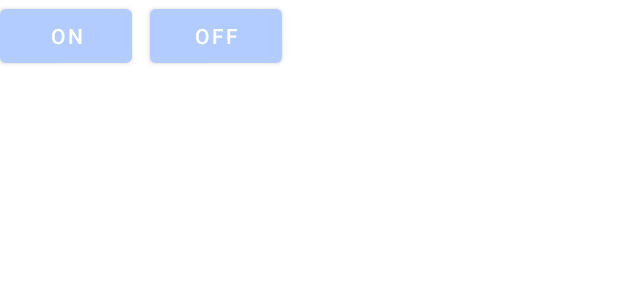
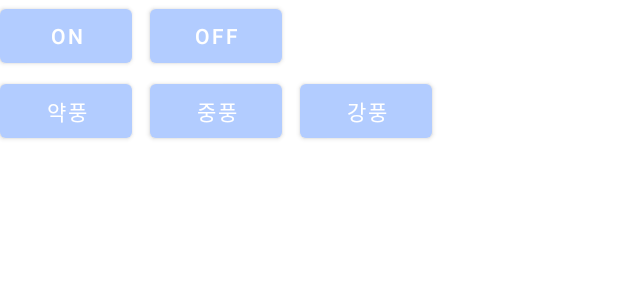
Before and after one commit to psh0121/smart-fan, an Android app: the layout activity_controlling.xml on its own in the app's theme, with its tools: preview values and no code run, on a phone screen of 412 x 824 dp. Shown: the top 300 px of the screen. Run offline under Robolectric (Android 15) with nearby library versions, the phone set to English and light mode, and no system bars.

Commit message:
블루투스 선풍기 리모컨 풍량조절 버튼 추가
- 기존에 on/off로 블루투스가 제대로 돌아가는지를 확인하는 테스트 목적으로 버튼을 작성했다면, 본격적으로 여러 풍량을 조절할 수 있는 버튼을 추가
- 약풍, 중풍, 강풍 추가

```diff
--- a/SmartFan/app/src/main/res/layout/activity_controlling.xml
+++ b/SmartFan/app/src/main/res/layout/activity_controlling.xml
@@ -21,4 +21,30 @@
         android:text="off"
         android:layout_marginLeft="100dp"/>
 
+    <!-- 약풍 -->
+    <Button
+        android:id="@+id/weak"
+        android:layout_width="wrap_content"
+        android:layout_height="wrap_content"
+        android:text="약풍"
+        android:layout_marginTop="50dp"/>
+
+    <!-- 중풍 -->
+    <Button
+        android:id="@+id/middle"
+        android:layout_width="wrap_content"
+        android:layout_height="wrap_content"
+        android:text="중풍"
+        android:layout_marginTop="50dp"
+        android:layout_marginLeft="100dp"/>
+
+    <!-- 강풍 -->
+    <Button
+        android:id="@+id/strong"
+        android:layout_width="wrap_content"
+        android:layout_height="wrap_content"
+        android:text="강풍"
+        android:layout_marginTop="50dp"
+        android:layout_marginLeft="200dp"/>
+
 </RelativeLayout>
```
Also changed, not shown: SmartFan/app/src/main/java/com/example/smartfan/Controlling.java (+41 -1 lines).
